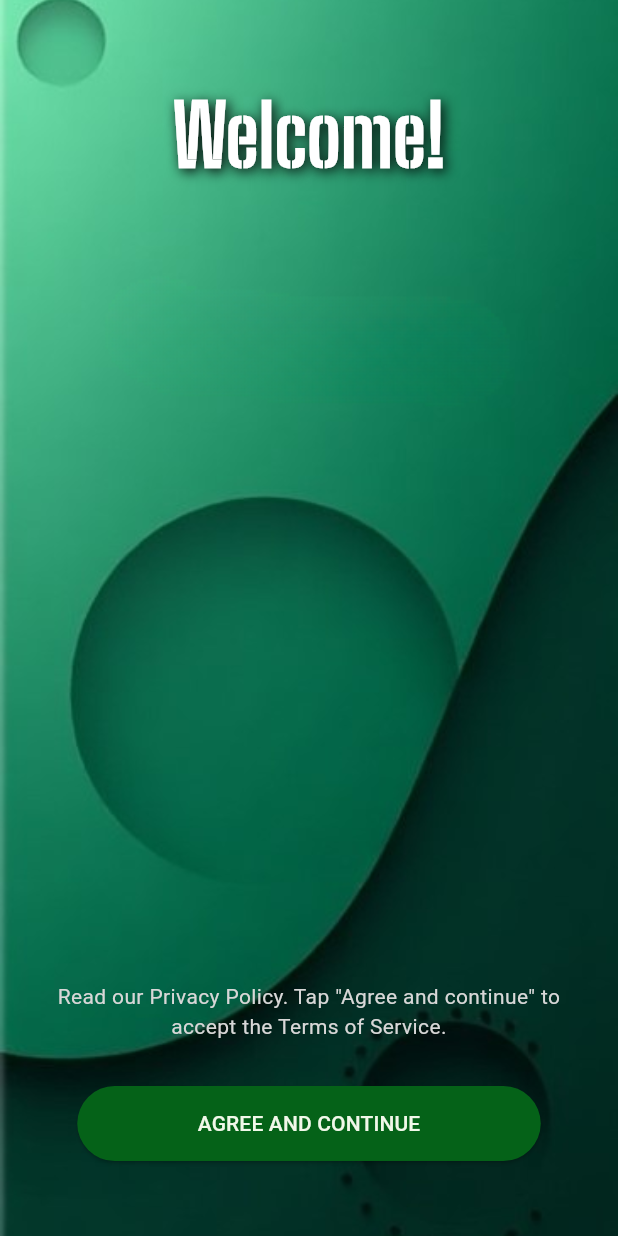
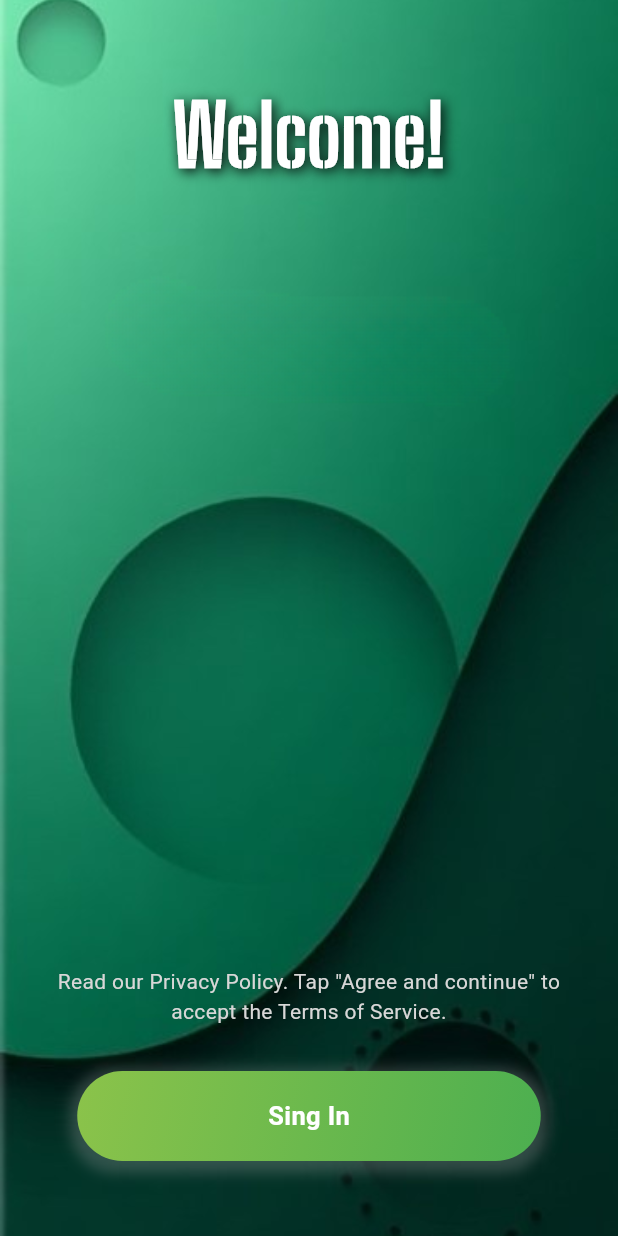
Before and after one commit to AkhrievSuleym/chat_app, a Flutter app: the screen it shows after launch, on a phone screen of 412 x 824 dp. Run offline on Flutter 3.47's test engine with Material 3 defaults, Android fonts, the phone set to English and light mode, and no system bars; our stand-ins replace country_code_picker, country_picker, firebase_core; accounts and stored records are empty.

Commit message:
add gradient button

```diff
--- a/lib/common/widgets/custom_button.dart
+++ b/lib/common/widgets/custom_button.dart
@@ -1,27 +1,64 @@
 import 'package:flutter/material.dart';
-import 'package:my_chat_app/colors.dart';
 
-class CustomButton extends StatelessWidget {
-  final String text;
+class GradientButton extends StatefulWidget {
+  final double buttonWidth, buttonHeight;
+  final Color firstGradientColor, secondGradientColor;
+  final String buttonText;
   final VoidCallback onPressed;
-  const CustomButton({
+
+  const GradientButton({
     super.key,
-    required this.text,
+    required this.buttonWidth,
+    required this.buttonHeight,
+    required this.firstGradientColor,
+    required this.secondGradientColor,
+    required this.buttonText,
     required this.onPressed,
   });
 
   @override
+  State<GradientButton> createState() => _GradientButtonState();
+}
+
+class _GradientButtonState extends State<GradientButton> {
+  @override
   Widget build(BuildContext context) {
-    return ElevatedButton(
-      onPressed: onPressed,
-      style: ElevatedButton.styleFrom(
-        backgroundColor: tabColor,
-        minimumSize: const Size(double.infinity, 50),
+    return Container(
+      width: widget.buttonWidth,
+      height: widget.buttonHeight,
+      decoration: BoxDecoration(
+        gradient: LinearGradient(
+          begin: Alignment.topLeft,
+          end: Alignment.bottomRight,
+          colors: [
+            widget.firstGradientColor,
+            widget.secondGradientColor,
+          ],
+        ),
+        borderRadius: BorderRadius.circular(30),
+        boxShadow: [
+          BoxShadow(
+            color: Colors.grey.withOpacity(0.3),
+            spreadRadius: 5,
+            blurRadius: 7,
+            offset: const Offset(0, 3),
+          ),
+        ],
       ),
-      child: Text(
-        text,
-        style: TextStyle(
-          color: Colors.lightGreen[50],
+      child: Material(
+        color: Colors.transparent,
+        child: InkWell(
+          onTap: widget.onPressed,
+          borderRadius: BorderRadius.circular(30),
+          child: Center(
+            child: Text(
+              widget.buttonText,
+              style: const TextStyle(
+                  color: Colors.white,
+                  fontWeight: FontWeight.bold,
+                  fontSize: 17),
+            ),
+          ),
         ),
       ),
     );
--- /dev/null
+++ b/lib/common/widgets/error.dart
@@ -0,0 +1,13 @@
+import 'package:flutter/material.dart';
+
+class ErrorPage extends StatelessWidget {
+  final String error;
+  const ErrorPage({super.key, required this.error});
+
+  @override
+  Widget build(BuildContext context) {
+    return const Center(
+      child: Text("Error!"),
+    );
+  }
+}
--- a/lib/features/auth/pages/login_page.dart
+++ b/lib/features/auth/pages/login_page.dart
@@ -94,13 +94,14 @@ class _LoginPageState extends State<LoginPage> {
               ],
             ),
             SizedBox(height: size.height * 0.6),
-            SizedBox(
-              width: 90,
-              child: CustomButton(
-                text: 'NEXT',
-                onPressed: () {},
-              ),
-            )
+            GradientButton(
+              onPressed: () {},
+              buttonWidth: 350,
+              buttonHeight: 60,
+              firstGradientColor: gradientColor1,
+              secondGradientColor: gradientColor2,
+              buttonText: "Sing In",
+            ),
           ],
         ),
       ),
--- a/lib/features/landing/screens/welcome_screen.dart
+++ b/lib/features/landing/screens/welcome_screen.dart
@@ -1,4 +1,5 @@
 import 'package:flutter/material.dart';
+import 'package:my_chat_app/colors.dart';
 import 'package:my_chat_app/common/widgets/custom_button.dart';
 import 'package:my_chat_app/features/auth/pages/login_page.dart';
 
@@ -57,9 +58,13 @@ class WelcomeScreen extends StatelessWidget {
                   const SizedBox(height: 10),
                   SizedBox(
                     width: size.width * 0.75,
-                    child: CustomButton(
-                      text: 'AGREE AND CONTINUE',
+                    child: GradientButton(
                       onPressed: () => navigateToLoginPage(context),
+                      buttonWidth: 350,
+                      buttonHeight: 60,
+                      firstGradientColor: gradientColor1,
+                      secondGradientColor: gradientColor2,
+                      buttonText: "Sing In",
                     ),
                   ),
                   const SizedBox(height: 50),
```
